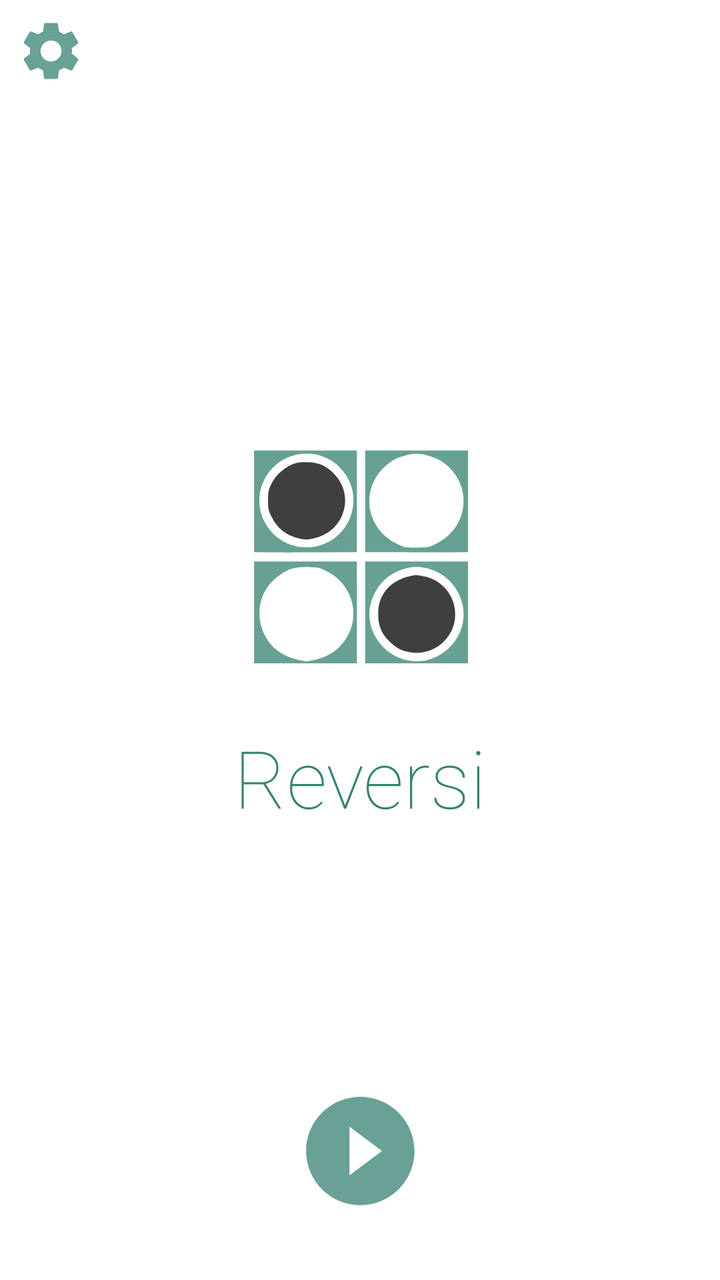
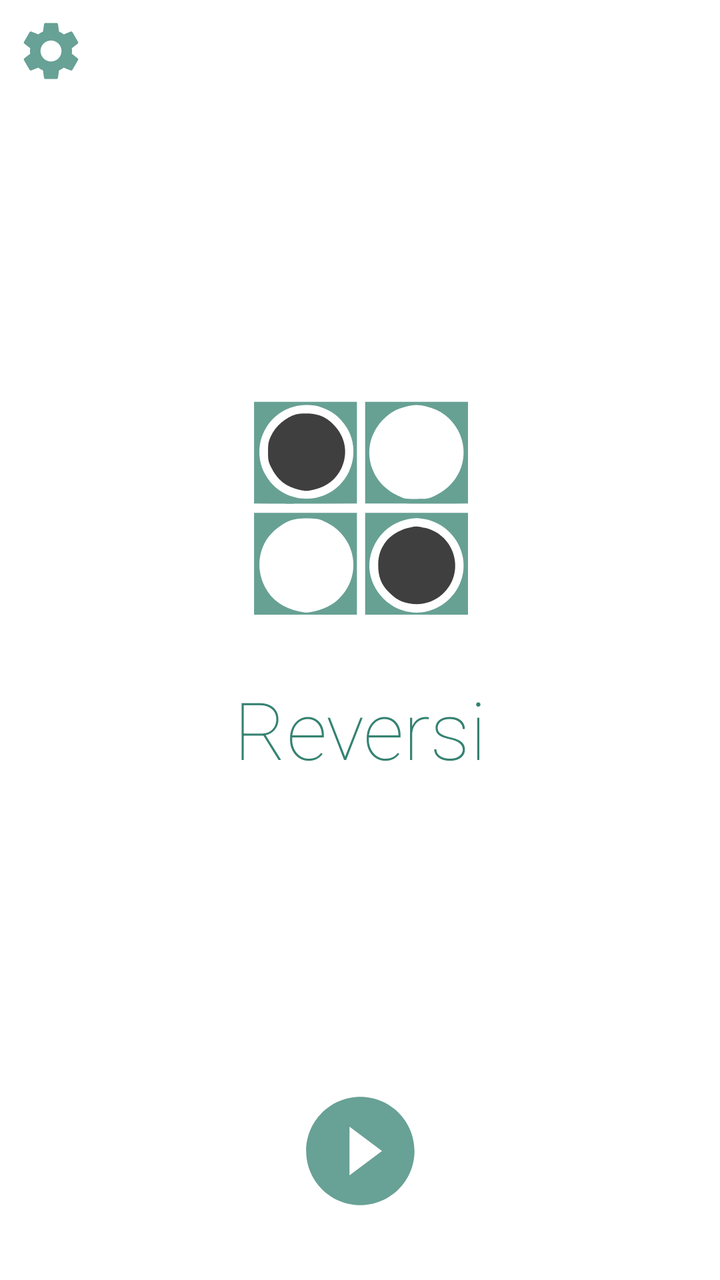

An Android layout rendered at two revisions. The XML below is the earlier revision; the diff shows what the commit changed to produce the second picture.
<!-- AndroidManifest.xml: application theme AppTheme -->
<!-- res/layout/activity_main.xml -->
<?xml version="1.0" encoding="utf-8"?>
<androidx.constraintlayout.widget.ConstraintLayout
        xmlns:android="http://schemas.android.com/apk/res/android"
        xmlns:tools="http://schemas.android.com/tools"
        xmlns:app="http://schemas.android.com/apk/res-auto"
        android:layout_width="match_parent"
        android:layout_height="match_parent"
        tools:context=".MainActivity"
        android:background="@color/white">

    <ImageView android:layout_width="wrap_content"
               android:layout_height="wrap_content"
               android:src="@drawable/ic_splash"
               app:layout_constraintTop_toTopOf="parent"
               android:layout_marginTop="100dp"
               app:layout_constraintBottom_toBottomOf="parent"
               app:layout_constraintEnd_toEndOf="parent"
               android:layout_marginEnd="10dp"
               app:layout_constraintStart_toStartOf="parent"
               android:layout_marginStart="10dp"
               android:layout_margin="10dp"
               android:layout_marginBottom="100dp" android:id="@+id/logo"
               app:layout_constraintVertical_bias="0.25" android:contentDescription="@string/logo"
    />
    <TextView
            android:text="@string/app_name"
            android:layout_width="0dp"
            android:layout_height="wrap_content" android:id="@+id/appName"
            app:layout_constraintEnd_toEndOf="parent"
            app:layout_constraintStart_toStartOf="parent" android:textSize="40sp" android:textAlignment="center"
            app:layout_constraintHorizontal_bias="0.0" android:fontFamily="sans-serif-thin"
            android:textColor="@color/colorPrimary"
            app:layout_constraintBottom_toBottomOf="@+id/logo" app:layout_constraintVertical_bias="0.78"
            app:layout_constraintTop_toTopOf="@+id/logo"/>
    <Button
            android:layout_width="35dp"
            android:layout_height="35dp" android:id="@+id/settingsButton"
            android:background="@drawable/ic_baseline_settings_24"
            app:layout_constraintTop_toTopOf="parent" app:layout_constraintStart_toStartOf="parent"
            app:layout_constraintEnd_toEndOf="parent" app:layout_constraintHorizontal_bias="0.0"
            android:layout_marginTop="8dp" android:layout_marginStart="8dp"/>
    <Button
            android:layout_width="65dp"
            android:layout_height="65dp" android:id="@+id/playButton"
            android:background="@drawable/ic_baseline_play_circle_filled_24"
            app:layout_constraintBottom_toBottomOf="parent" app:layout_constraintEnd_toEndOf="parent"
            app:layout_constraintStart_toStartOf="parent" android:layout_marginBottom="32dp"/>

</androidx.constraintlayout.widget.ConstraintLayout>
<!-- resources referenced by this layout -->
<resources>
  <color name="colorPrimary">#358271</color>
  <color name="white">#ffffff</color>
  <!-- drawable ic_baseline_play_circle_filled_24 (drawable) -->
  <vector android:height="24dp" android:tint="@color/colorPrimary" android:alpha="0.75"
      android:viewportHeight="24" android:viewportWidth="24"
      android:width="24dp" xmlns:android="http://schemas.android.com/apk/res/android">
      <path android:fillColor="@android:color/white" android:pathData="M12,2C6.48,2 2,6.48 2,12s4.48,10 10,10 10,-4.48 10,-10S17.52,2 12,2zM10,16.5v-9l6,4.5 -6,4.5z"/>
  </vector>
  <!-- drawable ic_baseline_settings_24 (drawable) -->
  <vector android:alpha="0.75" android:height="24dp" android:tint="#358271"
          android:viewportHeight="24" android:viewportWidth="24"
          android:width="24dp" xmlns:android="http://schemas.android.com/apk/res/android">
      <path android:fillColor="@android:color/white" android:pathData="M19.14,12.94c0.04,-0.3 0.06,-0.61 0.06,-0.94c0,-0.32 -0.02,-0.64 -0.07,-0.94l2.03,-1.58c0.18,-0.14 0.23,-0.41 0.12,-0.61l-1.92,-3.32c-0.12,-0.22 -0.37,-0.29 -0.59,-0.22l-2.39,0.96c-0.5,-0.38 -1.03,-0.7 -1.62,-0.94L14.4,2.81c-0.04,-0.24 -0.24,-0.41 -0.48,-0.41h-3.84c-0.24,0 -0.43,0.17 -0.47,0.41L9.25,5.35C8.66,5.59 8.12,5.92 7.63,6.29L5.24,5.33c-0.22,-0.08 -0.47,0 -0.59,0.22L2.74,8.87C2.62,9.08 2.66,9.34 2.86,9.48l2.03,1.58C4.84,11.36 4.8,11.69 4.8,12s0.02,0.64 0.07,0.94l-2.03,1.58c-0.18,0.14 -0.23,0.41 -0.12,0.61l1.92,3.32c0.12,0.22 0.37,0.29 0.59,0.22l2.39,-0.96c0.5,0.38 1.03,0.7 1.62,0.94l0.36,2.54c0.05,0.24 0.24,0.41 0.48,0.41h3.84c0.24,0 0.44,-0.17 0.47,-0.41l0.36,-2.54c0.59,-0.24 1.13,-0.56 1.62,-0.94l2.39,0.96c0.22,0.08 0.47,0 0.59,-0.22l1.92,-3.32c0.12,-0.22 0.07,-0.47 -0.12,-0.61L19.14,12.94zM12,15.6c-1.98,0 -3.6,-1.62 -3.6,-3.6s1.62,-3.6 3.6,-3.6s3.6,1.62 3.6,3.6S13.98,15.6 12,15.6z"/>
  </vector>
  <!-- drawable ic_splash: vector/xml drawable (drawable, 2653 chars, omitted) -->
  <string name="app_name">Reversi</string>
  <string name="logo">Logo</string>
  <style name="AppTheme" parent="Theme.AppCompat.Light.NoActionBar">
          
          <item name="colorPrimary">@color/colorPrimary</item>
          <item name="colorPrimaryDark">@color/colorPrimaryDark</item>
          <item name="colorAccent">@color/colorAccent</item>
      </style>
  <color name="colorPrimaryDark">#358271</color>
  <color name="colorAccent">#358271</color>
</resources>

<!-- the commit's change to res/layout/activity_main.xml (unified diff, before → after) -->
@@ -13,15 +13,14 @@
                android:src="@drawable/ic_splash"
                app:layout_constraintTop_toTopOf="parent"
                android:layout_marginTop="100dp"
-               app:layout_constraintBottom_toBottomOf="parent"
                app:layout_constraintEnd_toEndOf="parent"
                android:layout_marginEnd="10dp"
                app:layout_constraintStart_toStartOf="parent"
                android:layout_marginStart="10dp"
                android:layout_margin="10dp"
-               android:layout_marginBottom="100dp" android:id="@+id/logo"
+               android:id="@+id/logo"
                app:layout_constraintVertical_bias="0.25" android:contentDescription="@string/logo"
-    />
+               app:layout_constraintBottom_toTopOf="@+id/playButton"/>
     <TextView
             android:text="@string/app_name"
             android:layout_width="0dp"
@@ -44,6 +43,7 @@
             android:layout_height="65dp" android:id="@+id/playButton"
             android:background="@drawable/ic_baseline_play_circle_filled_24"
             app:layout_constraintBottom_toBottomOf="parent" app:layout_constraintEnd_toEndOf="parent"
-            app:layout_constraintStart_toStartOf="parent" android:layout_marginBottom="32dp"/>
+            app:layout_constraintStart_toStartOf="parent" android:layout_marginBottom="32dp"
+    />
 
 </androidx.constraintlayout.widget.ConstraintLayout>
